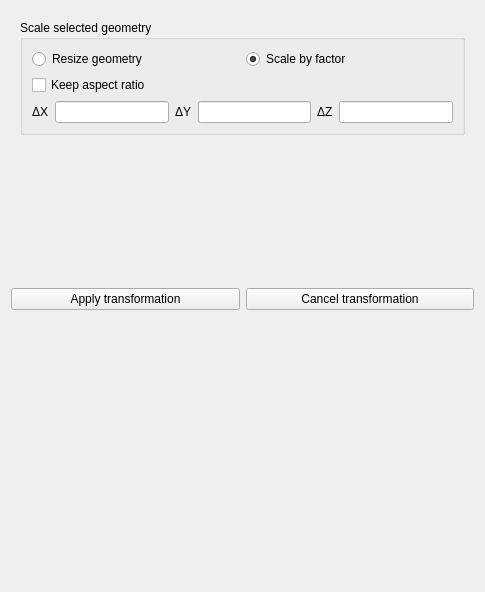
Above: SIM-VICUS/src/SVPropEditGeometry.ui from ghorwin/SIM-VICUS before the change. Below: the same form after it.
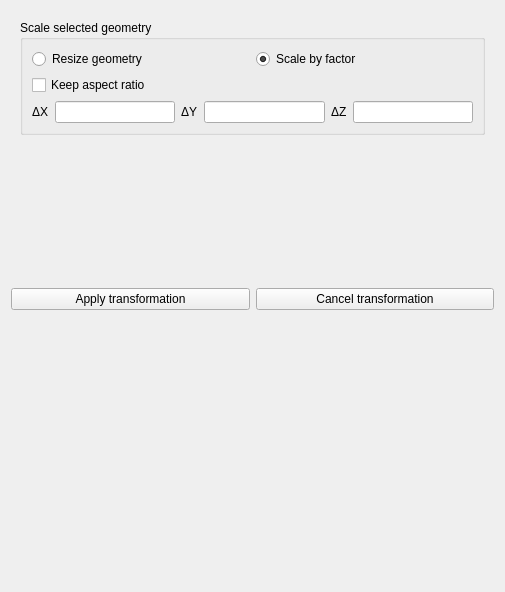
That is the form after the change. Custom widgets are drawn as their Qt base class.

```diff
--- a/SIM-VICUS/src/SVPropEditGeometry.ui
+++ b/SIM-VICUS/src/SVPropEditGeometry.ui
@@ -6,7 +6,7 @@
    <rect>
     <x>0</x>
     <y>0</y>
-    <width>481</width>
+    <width>505</width>
     <height>592</height>
    </rect>
   </property>
```
